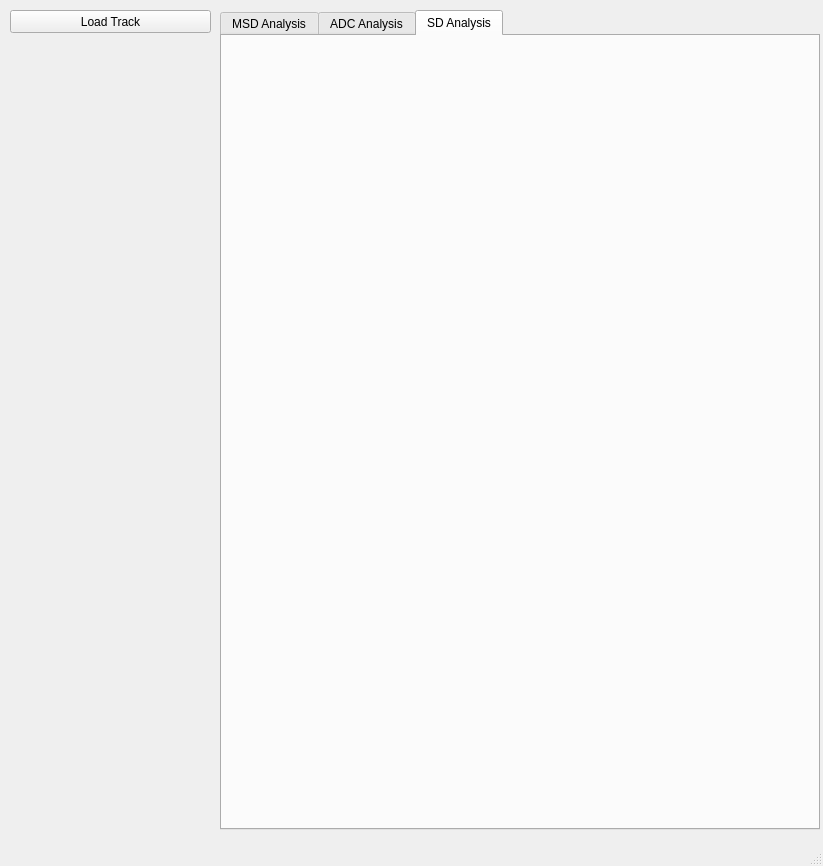
Old version of the form gui_analysis.ui in the repository Eggeling-Lab-Microscope-Software/TRAIT2D.
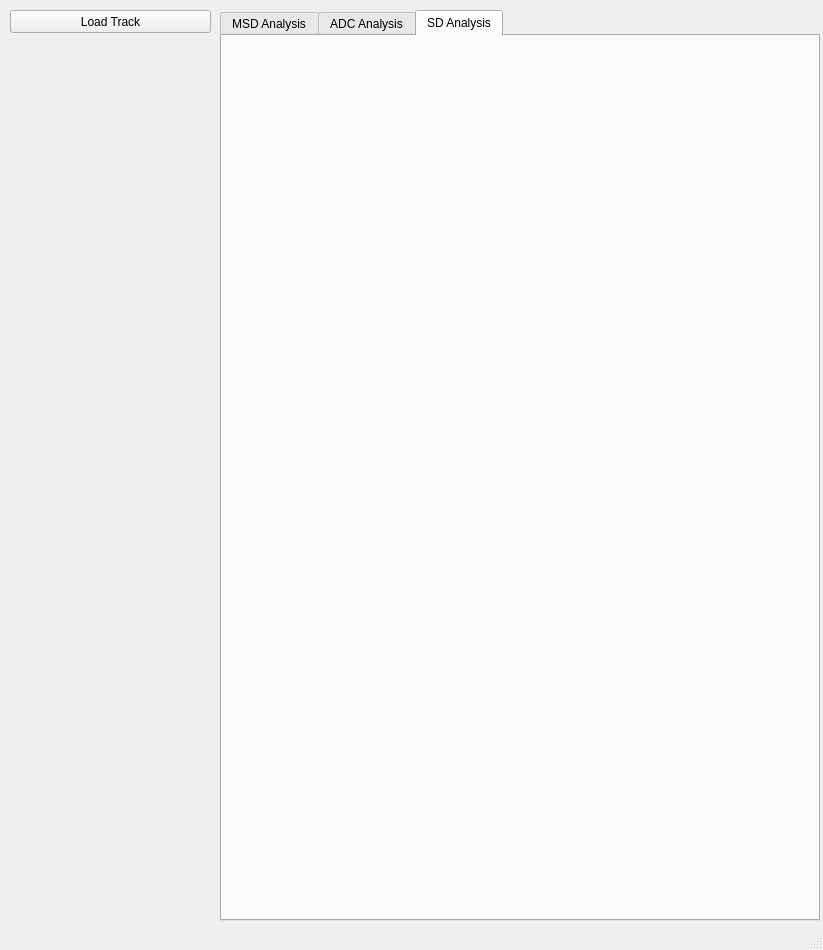
New version of the form. The open tabs and pages were chosen to show the change.

Commit message: Added SpinBox for inputting R param

What changed in the file:
```diff
--- a/gui_analysis.ui
+++ b/gui_analysis.ui
@@ -7,7 +7,7 @@
     <x>0</x>
     <y>0</y>
     <width>823</width>
-    <height>866</height>
+    <height>950</height>
    </rect>
   </property>
   <property name="sizePolicy">
@@ -19,13 +19,13 @@
   <property name="minimumSize">
    <size>
     <width>823</width>
-    <height>866</height>
+    <height>950</height>
    </size>
   </property>
   <property name="maximumSize">
    <size>
     <width>823</width>
-    <height>866</height>
+    <height>950</height>
    </size>
   </property>
   <property name="windowTitle">
@@ -38,7 +38,7 @@
       <x>220</x>
       <y>10</y>
       <width>600</width>
-      <height>820</height>
+      <height>911</height>
      </rect>
     </property>
     <property name="currentIndex">
@@ -94,7 +94,7 @@
         <x>0</x>
         <y>0</y>
         <width>591</width>
-        <height>791</height>
+        <height>881</height>
        </rect>
       </property>
       <layout class="QGridLayout" name="layoutSD">
```
Left out of the diff: 6 changed lines with no effect on the pictures. The commit also changes 4 other files.
